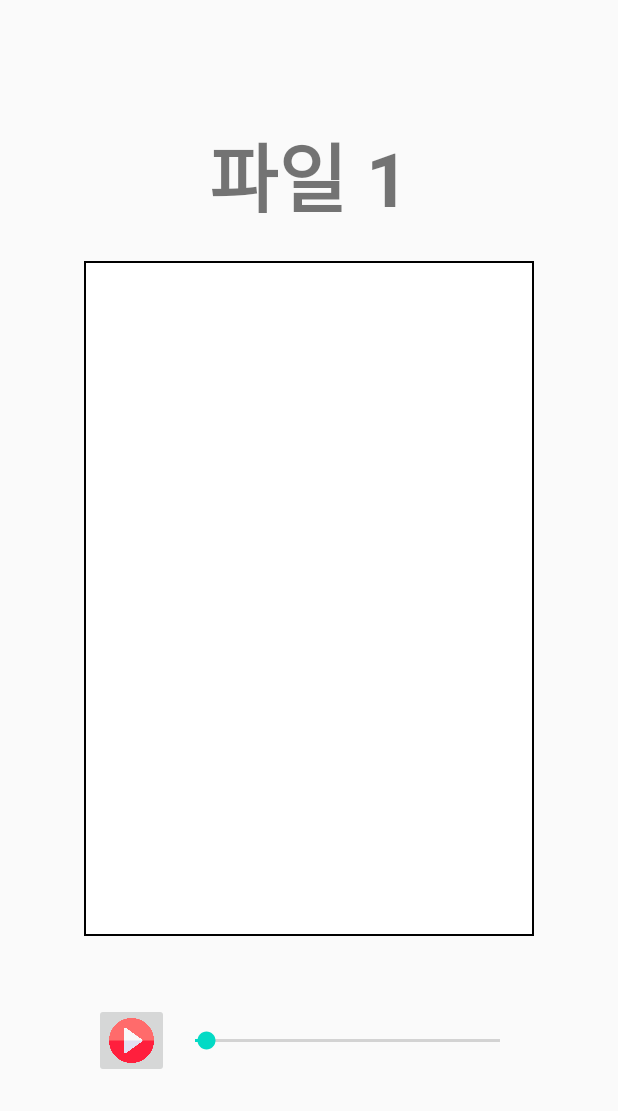
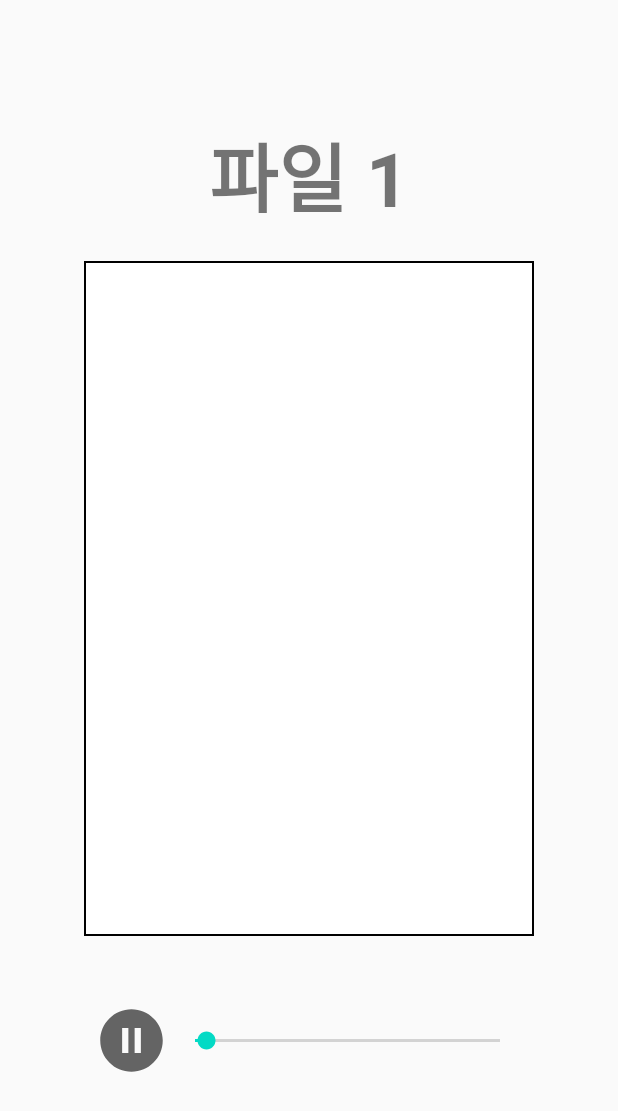
Before and after one commit to acisliver/Easy-android, an Android app: the fragment KeywordTime shown on its own in the app's theme, after a tap on an icon or button, on a phone screen of 412 x 824 dp. Shown: the top 1111 px of the screen. Run offline under Robolectric (Android 15) with nearby library versions, the phone set to English and light mode, and no system bars.

Commit message:
Update KeywordTime UI
재생버튼 바꿈

```diff
--- a/app/src/main/java/com/example/easy_written/KeywordTime.java
+++ b/app/src/main/java/com/example/easy_written/KeywordTime.java
@@ -13,7 +13,7 @@ import android.view.LayoutInflater;
 import android.view.View;
 import android.view.ViewGroup;
 import android.widget.Button;
-import android.widget.ImageButton;
+import android.widget.ImageView;
 import android.widget.ProgressBar;
 import android.widget.SeekBar;
 import android.widget.TextView;
@@ -80,11 +80,19 @@ public class KeywordTime extends Fragment {
         Highlighting highlighting=new Highlighting();
         textView.setText(highlighting.highlight(ReadTextFile(STT2)));
 
-        ImageButton AudioRunButton=view.findViewById(R.id.AudioRunButton);
+        ImageView AudioRunButton=view.findViewById(R.id.AudioRunButton);
         AudioRunButton.setOnClickListener(new View.OnClickListener() {
             @Override
             public void onClick(View v) {
                 PlayAndCancel(iwantplayaudio);
+                if(PlayAndCancelCheck==true) {
+                    AudioRunButton.setImageDrawable(getResources().
+                            getDrawable(R.drawable.ic_baseline_pause_circle_filled_24, getActivity().getTheme()));
+                }
+                else{
+                    AudioRunButton.setImageDrawable(getResources().
+                            getDrawable(R.drawable.ic_baseline_pause_circle_filled_24, getActivity().getTheme()));
+                }
             }
         });
 
--- a/app/src/main/res/layout/activity_keyword_time.xml
+++ b/app/src/main/res/layout/activity_keyword_time.xml
@@ -30,13 +30,12 @@
         android:gravity="center"
         android:weightSum="1">
 
-        <ImageButton
+        <ImageView
             android:id="@+id/AudioRunButton"
             android:layout_width="50dp"
             android:layout_height="50dp"
             android:layout_marginRight="1dp"
-            android:scaleType="centerCrop"
-            android:src="@drawable/launch_button" />
+            android:src="@drawable/ic_baseline_play_circle_filled_24" />
 
         <SeekBar
             android:id="@+id/AudioSeekBar"
```
